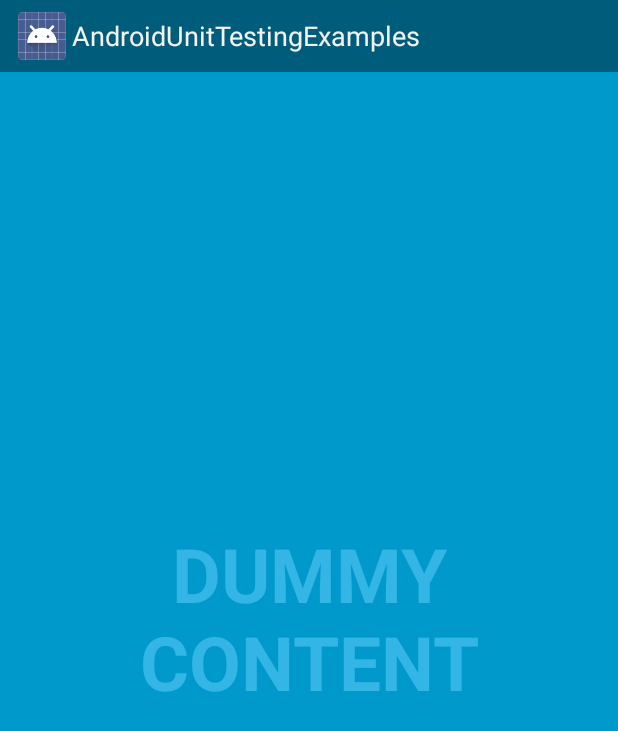
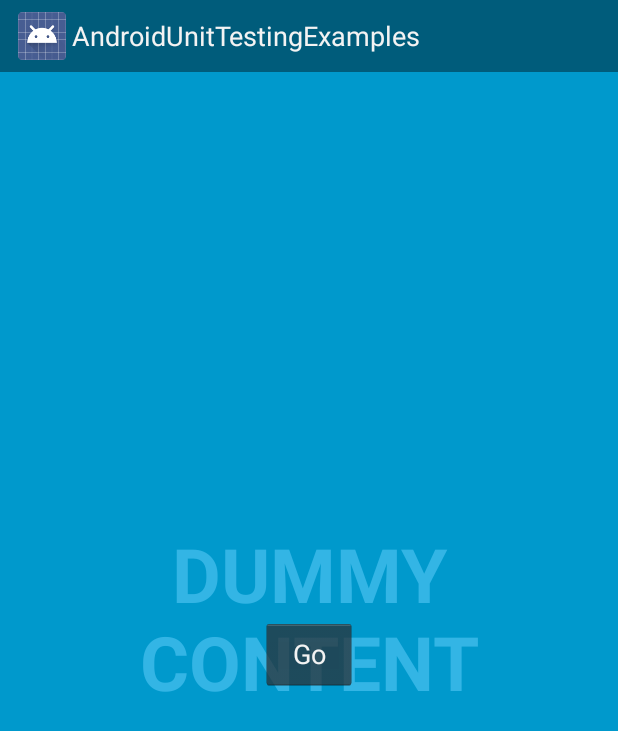
Before and after one commit to Victory/AndroidUnitTestingExamples, an Android app: the screen it shows after launch (FullscreenActivity), on a phone screen of 412 x 824 dp. Shown: the top 731 px of the screen. Run offline under Robolectric (Android 15) with nearby library versions, the phone set to English and light mode, and no system bars.

Commit message:
basic test for findable button

```diff
--- a/app/src/main/res/layout/activity_fullscreen.xml
+++ b/app/src/main/res/layout/activity_fullscreen.xml
@@ -14,7 +14,8 @@
     <!-- This FrameLayout insets its children based on system windows using
          android:fitsSystemWindows. -->
     <FrameLayout android:layout_width="match_parent" android:layout_height="match_parent"
-        android:fitsSystemWindows="true">
+        android:fitsSystemWindows="true"
+        android:layout_gravity="center_horizontal|bottom">
 
         <LinearLayout android:id="@+id/fullscreen_content_controls" style="?metaButtonBarStyle"
             android:layout_width="match_parent" android:layout_height="wrap_content"
@@ -22,11 +23,20 @@
             android:background="@color/black_overlay" android:orientation="horizontal"
             tools:ignore="UselessParent">
 
-            <Button android:id="@+id/dummy_button" style="?metaButtonBarButtonStyle"
-                android:layout_width="0dp" android:layout_height="wrap_content"
-                android:layout_weight="1" android:text="@string/dummy_button" />
+        </LinearLayout>
 
-        </LinearLayout>
+        <Button
+            android:layout_width="wrap_content"
+            android:layout_height="wrap_content"
+            android:text="Go"
+            android:id="@+id/goButton"
+            android:layout_gravity="center" />
+
     </FrameLayout>
 
+    <Button android:id="@+id/dummy_button" style="?metaButtonBarButtonStyle"
+        android:layout_width="0dp" android:layout_height="wrap_content"
+        android:layout_weight="1" android:text="@string/dummy_button"
+        android:layout_gravity="left|bottom" />
+
 </FrameLayout>
```
Also changed, not shown: 2 other files.
